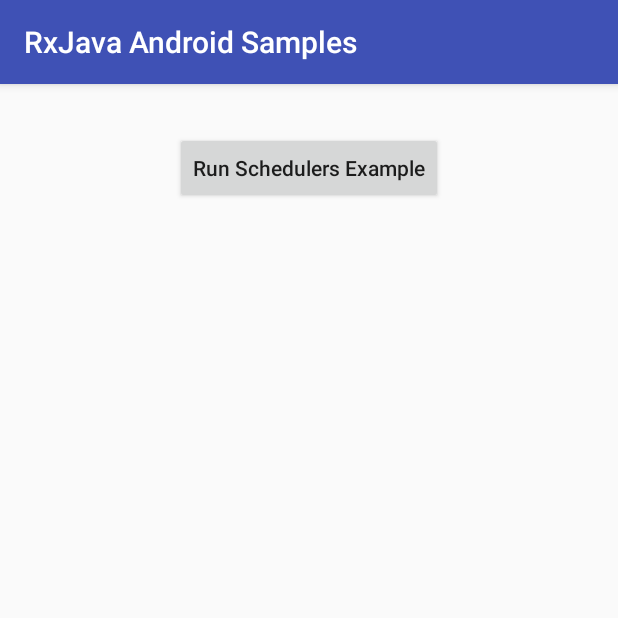
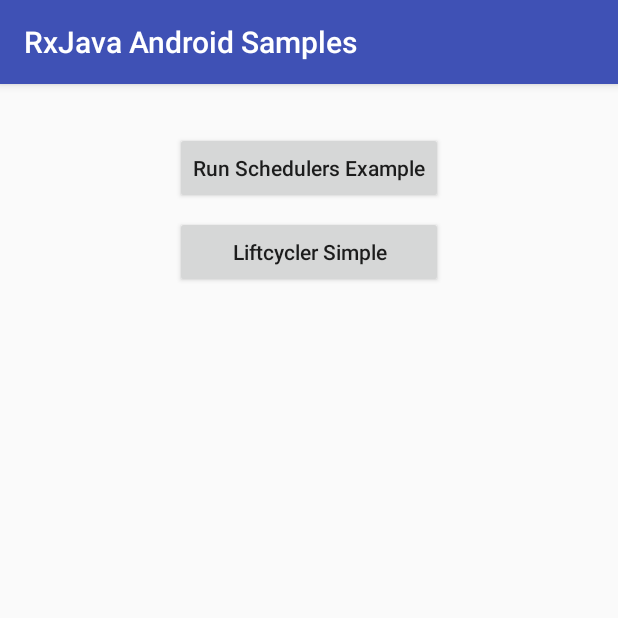
Before and after one commit to BYD2016/RxAndroidSimple, an Android app: the screen it shows after launch (MainActivity), on a phone screen of 412 x 824 dp, the top half of it. Run offline under Robolectric (Android 15) with nearby library versions, the phone set to English and light mode, and no system bars; our stand-ins replace RxJava.

Commit message:
add rxliftcycler

```diff
--- a/app/src/main/AndroidManifest.xml
+++ b/app/src/main/AndroidManifest.xml
@@ -16,6 +16,8 @@
                 <category android:name="android.intent.category.LAUNCHER"/>
             </intent-filter>
         </activity>
+        <activity android:name=".LifecycleSimpleActivity">
+        </activity>
     </application>
 
 </manifest>
--- a/app/src/main/java/codepath/com/cn/rxandroidsimple/MainActivity.java
+++ b/app/src/main/java/codepath/com/cn/rxandroidsimple/MainActivity.java
@@ -75,4 +75,8 @@ public final class MainActivity extends AppCompatActivity {
 
         });
     }
+
+    void launchLiftcycleActivity(View view) {
+        LifecycleSimpleActivity.lauchActivity(this);
+    }
 }
--- a/app/src/main/res/layout/activity_main.xml
+++ b/app/src/main/res/layout/activity_main.xml
@@ -13,10 +13,29 @@
         android:layout_height="wrap_content"
         android:text="@string/button_run_scheduler"
         android:textAllCaps="false"
+        app:layout_constraintTop_toTopOf="parent"
+        android:layout_marginTop="32dp"
+        android:layout_marginRight="8dp"
+        app:layout_constraintRight_toRightOf="parent"
         android:layout_marginLeft="8dp"
         app:layout_constraintLeft_toLeftOf="parent"
-        android:layout_marginRight="8dp"
-        app:layout_constraintRight_toRightOf="parent"
-        app:layout_constraintTop_toTopOf="parent"
-        android:layout_marginTop="32dp"/>
+        />
+
+
+    <Button
+        android:id="@+id/btn_liftcycler"
+        android:layout_width="0dp"
+        android:layout_height="wrap_content"
+        android:text="Liftcycler Simple"
+        android:textAllCaps="false"
+        android:layout_marginTop="8dp"
+        app:layout_constraintTop_toBottomOf="@+id/button_run_scheduler"
+        android:layout_marginLeft="0dp"
+        app:layout_constraintLeft_toLeftOf="@+id/button_run_scheduler"
+        android:layout_marginRight="0dp"
+        app:layout_constraintRight_toRightOf="@+id/button_run_scheduler"
+        app:layout_constraintHorizontal_bias="0.0"
+        android:onClick="launchLiftcycleActivity"
+        />
+
 </android.support.constraint.ConstraintLayout>
--- a/app/src/main/res/values/strings.xml
+++ b/app/src/main/res/values/strings.xml
@@ -1,4 +1,9 @@
 <resources>
     <string name="app_name">RxJava Android Samples</string>
     <string name="button_run_scheduler">Run Schedulers Example</string>
+
+    <string name="app_name_kotlin">RxLifecycle (Kotlin)</string>
+
+    <string name="message">Check logcat tag "RxLifecycle" to see this sample in action. You\'ll need to finish
+        the Activity (or recreate it) to see the automatic unsubscription in action.</string>
 </resources>
```
Also changed, not shown: app/build.gradle (+25 -5 lines), app/src/main/java/codepath/com/cn/rxandroidsimple/LifecycleSimpleActivity.java (added, +126 -0 lines), app/src/main/res/layout/activity_lifecycle_simple.xml (added, +28 -0 lines), build.gradle (+15 -2 lines).
